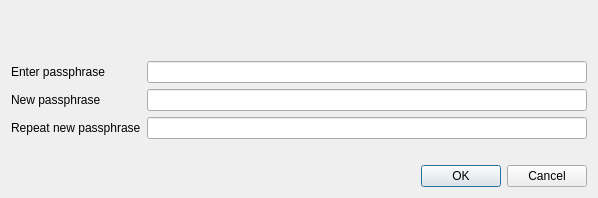
Above: src/qt/forms/askpassphrasedialog.ui from cygnusxi/CurecoinSource before the change. Below: the same form after it.
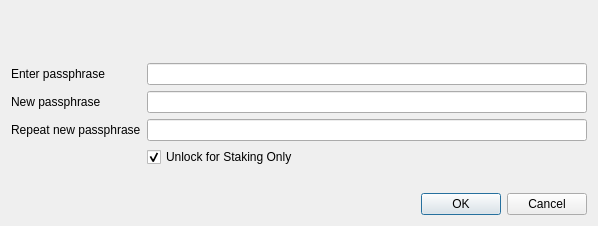
That is the form after the change.

Commit message: unlock for staking

The edit to the form file:
```diff
--- a/src/qt/forms/askpassphrasedialog.ui
+++ b/src/qt/forms/askpassphrasedialog.ui
@@ -7,7 +7,7 @@
     <x>0</x>
     <y>0</y>
     <width>598</width>
-    <height>198</height>
+    <height>226</height>
    </rect>
   </property>
   <property name="sizePolicy">
@@ -84,6 +84,16 @@
       </widget>
      </item>
      <item row="3" column="1">
+      <widget class="QCheckBox" name="stakingOnlyCheckBox">
+       <property name="text">
+        <string>Unlock for Staking Only</string>
+       </property>
+       <property name="checked">
+        <bool>true</bool>
+       </property>
+      </widget>
+     </item>
+     <item row="4" column="1">
       <widget class="QLabel" name="capsLabel">
        <property name="font">
         <font>
```
The commit also changes 6 other files.
